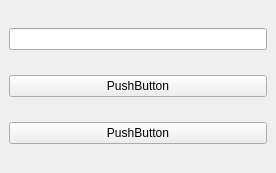
erfaenda/PiuPiu, file PassVAL/guiChild_1.ui: the form before one commit.
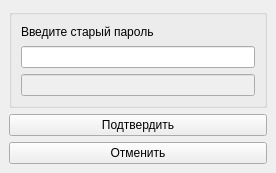
The form after the commit.

Patch:
```diff
--- a/PassVAL/guiChild_1.ui
+++ b/PassVAL/guiChild_1.ui
@@ -19,19 +19,57 @@
   <widget class="QWidget" name="centralwidget">
    <layout class="QVBoxLayout" name="verticalLayout">
     <item>
-     <widget class="QLineEdit" name="lineEdit"/>
+     <widget class="QGroupBox" name="groupBox">
+      <property name="title">
+       <string/>
+      </property>
+      <layout class="QGridLayout" name="gridLayout">
+       <item row="1" column="0">
+        <widget class="QLineEdit" name="lineEdit">
+         <property name="echoMode">
+          <enum>QLineEdit::Password</enum>
+         </property>
+        </widget>
+       </item>
+       <item row="2" column="0">
+        <widget class="QLineEdit" name="lineEdit_2">
+         <property name="enabled">
+          <bool>false</bool>
+         </property>
+         <property name="echoMode">
+          <enum>QLineEdit::Password</enum>
+         </property>
+        </widget>
+       </item>
+       <item row="0" column="0">
+        <widget class="QLabel" name="label">
+         <property name="font">
+          <font>
+           <family>Segoe UI</family>
+           <pointsize>9</pointsize>
+           <weight>50</weight>
+           <bold>false</bold>
+          </font>
+         </property>
+         <property name="text">
+          <string>Введите старый пароль</string>
+         </property>
+        </widget>
+       </item>
+      </layout>
+     </widget>
     </item>
     <item>
      <widget class="QPushButton" name="pushButton_2">
       <property name="text">
-       <string>PushButton</string>
+       <string>Подтвердить</string>
       </property>
      </widget>
     </item>
     <item>
      <widget class="QPushButton" name="pushButton">
       <property name="text">
-       <string>PushButton</string>
+       <string>Отменить</string>
       </property>
      </widget>
     </item>
```
Left out of the diff: 2 changed lines with no effect on the pictures.
